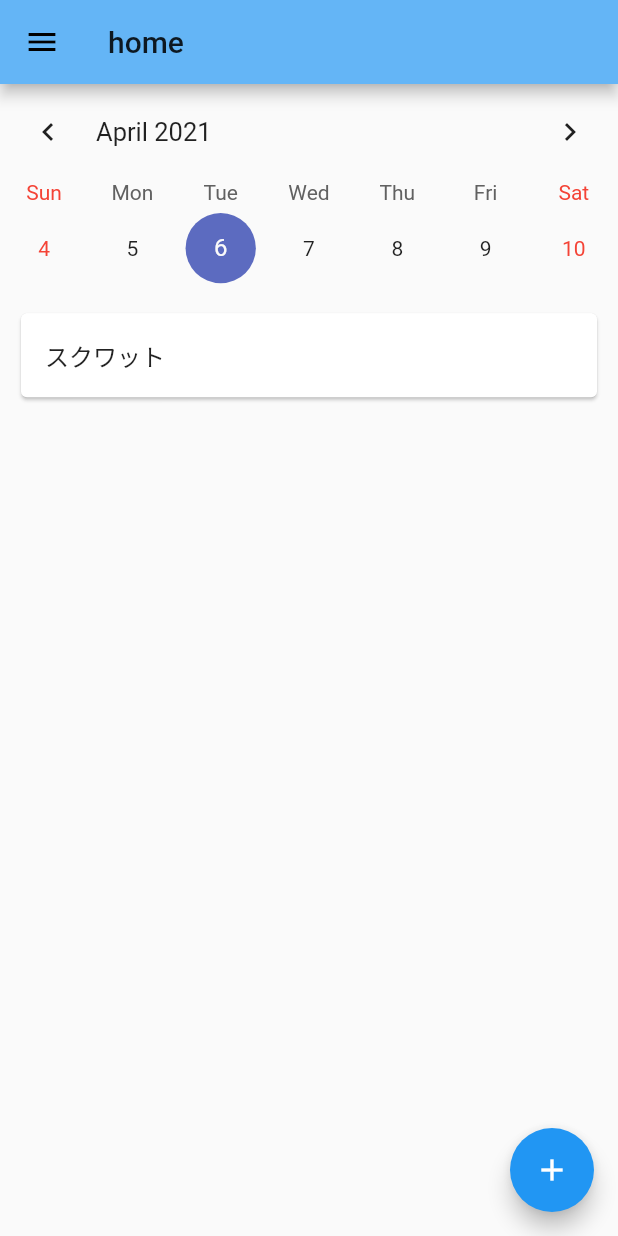
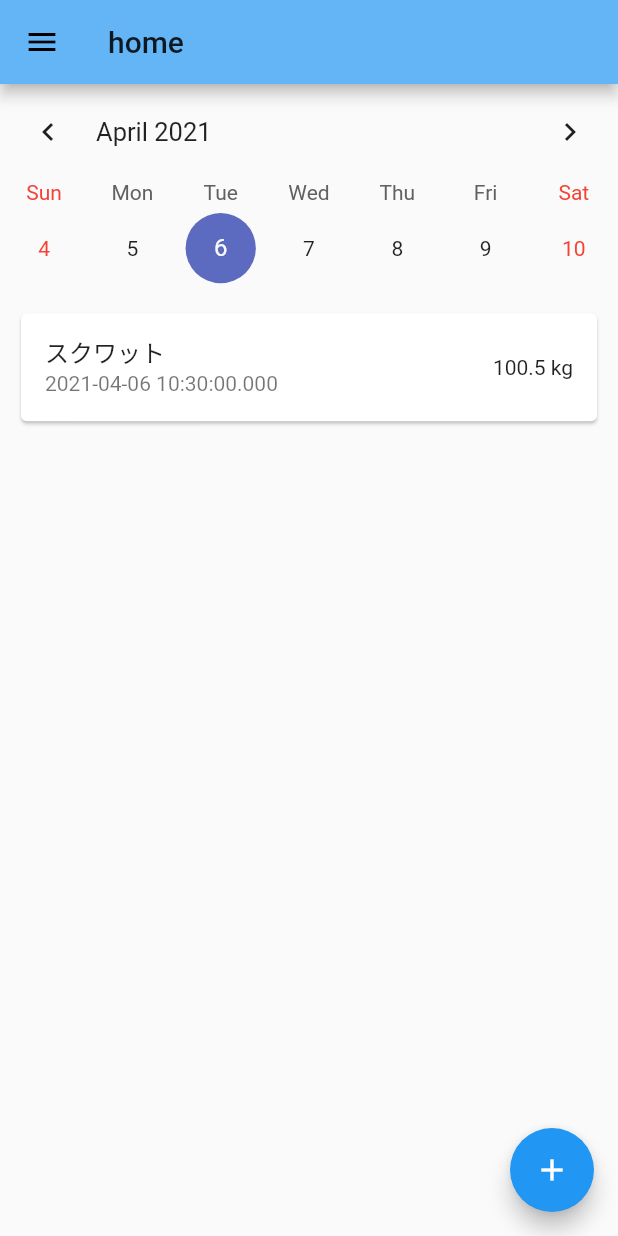
Before and after one commit to bunkan-rudeanalyst/training_scheduler, a Flutter app: the screen it shows after launch, on a phone screen of 412 x 824 dp. Run offline on Flutter 3.47's test engine with Material 2 defaults, Android fonts, the phone set to English and light mode, and no system bars; drawn by our look-alikes of table_calendar; our stand-ins replace sqflite; accounts and stored records are empty.

Commit message:
update menu model

```diff
--- a/lib/components/menus.dart
+++ b/lib/components/menus.dart
@@ -86,12 +86,20 @@ class _MenusListState extends State<MenusList> {
             height: 400,
             child: ListView(
               children: [
-                Card(
-                  child: ListTile(
-                    title: Text("スクワット"),
-                  ),
+                TrainingMenuItem(
+                  trainingTitle: "スクワット",
+                  targetWeight: 100.5,
+                  createdDate: DateTime.now(),
                 ),
-                TrainingMenuItem()
+                // TrainingMenuItem(
+                //   title: "スクワット",
+                // ),
+                // TrainingMenuItem(
+                //   title: "スクワット",
+                // ),
+                // TrainingMenuItem(
+                //   title: "スクワット",
+                // ),
                 // Container(
                 //   // child: Text(Provider.of(context)),
                 //   margin: EdgeInsets.all(5),
--- a/lib/model/training_menu.dart
+++ b/lib/model/training_menu.dart
@@ -1,13 +1,29 @@
 import 'package:flutter/material.dart';
 
 class TrainingMenuItem extends StatefulWidget {
+  // String title;
+  String trainingTitle;
+  double maximunWeight;
+  double targetWeight;
+  DateTime createdDate;
+
+  TrainingMenuItem({this.createdDate, this.targetWeight, this.trainingTitle});
+
+  // TrainingMenuItem({this.title});
+
   @override
-  TrainingMenuItemState createState() => TrainingMenuItemState();
+  _TrainingMenuItemState createState() => _TrainingMenuItemState();
 }
 
-class TrainingMenuItemState extends State<TrainingMenuItem> {
+class _TrainingMenuItemState extends State<TrainingMenuItem> {
   @override
   Widget build(BuildContext context) {
-    return Container();
+    return Card(
+        child: ListTile(
+      title: Text(widget.trainingTitle),
+      trailing: Text("${widget.targetWeight.toString()} kg"),
+      subtitle: Text(widget.createdDate.toString()),
+      onTap: () {},
+    ));
   }
 }
```
Also changed, not shown: lib/pages/menu_page.dart (+6 -19 lines).
